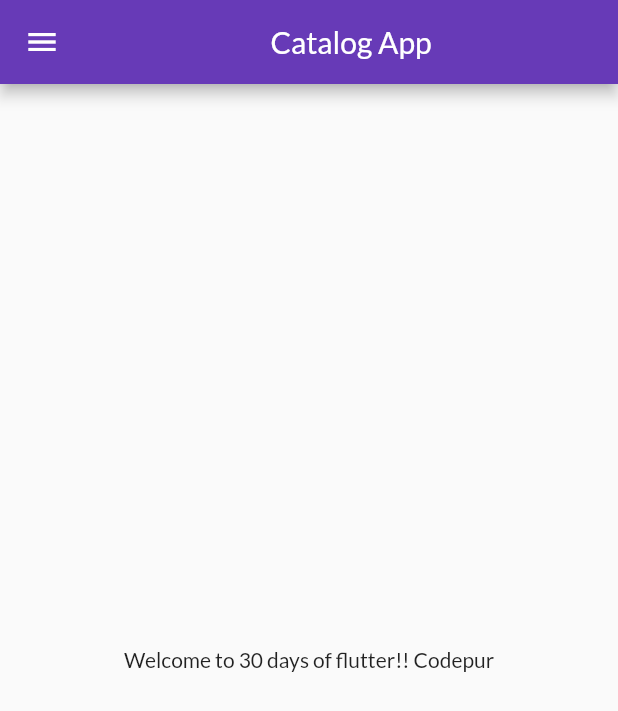
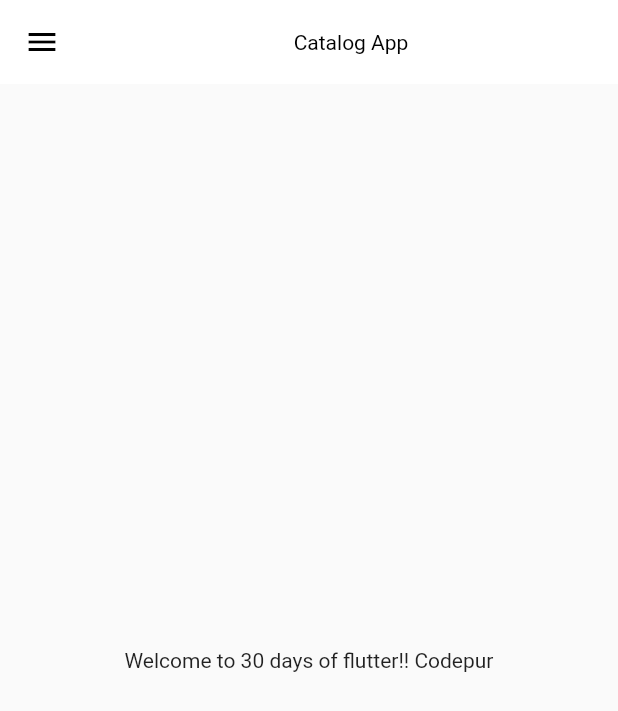
Before and after one commit to anishkha02/CatalogApp, a Flutter app: the Home screen opened by its route, on a phone screen of 412 x 824 dp. Shown: the top 711 px of the screen. Run offline on Flutter 3.47's test engine with Material 2 defaults, Android fonts, the phone set to English and light mode, and no system bars.

Commit message:
Add files to the repo

```diff
--- /dev/null
+++ b/lib/widgets/themes.dart
@@ -0,0 +1,22 @@
+import 'package:flutter/material.dart';
+
+class MyTheme{
+  static ThemeData lightTheme(BuildContext context) =>ThemeData(
+    primarySwatch:Colors.deepPurple,
+    appBarTheme: AppBarTheme(
+        color: Colors.white,
+        elevation: 0.0,
+        iconTheme: IconThemeData(color: Colors.black),
+        //  textTheme: Theme.of(context).textTheme,
+        titleTextStyle:
+        TextStyle(
+            color:Colors.black
+        )
+
+    ),
+  );
+
+  static ThemeData darkTheme(BuildContext context) =>ThemeData(
+    brightness: Brightness.dark,
+  );
+}
```
Also changed, not shown: assets/catalog.json (added, +68 -0 lines), lib/main.dart (+5 -8 lines), lib/models/catalog.dart (added, +19 -0 lines), pubspec.lock, 1 other file.
